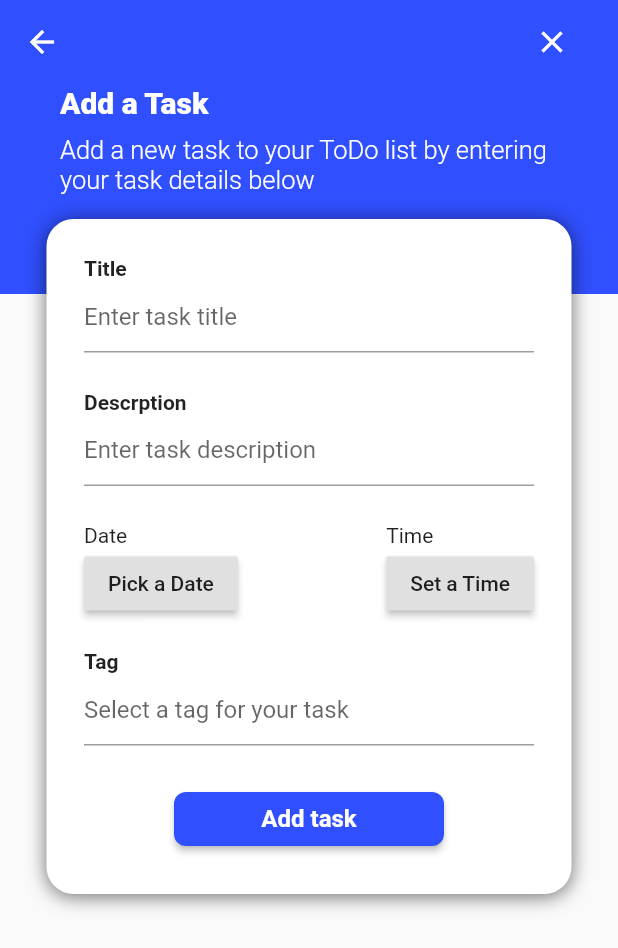
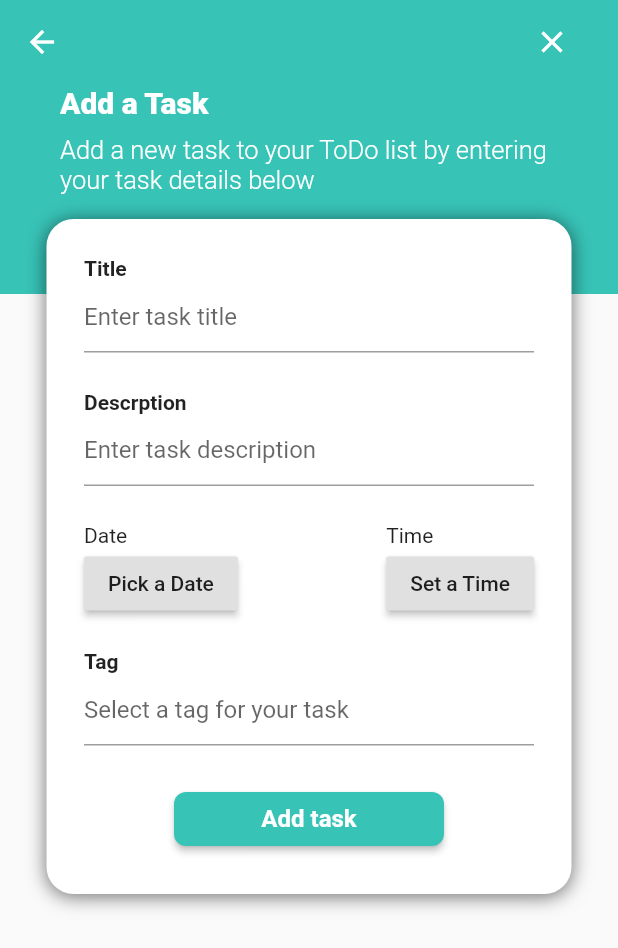
Before and after one commit to 4syncTeam/todo-app, a Flutter app: the AddTask screen opened by its route, on a phone screen of 412 x 824 dp. Shown: the top 948 px of the screen. Run offline on Flutter 3.47's test engine with Material 2 defaults, Android fonts, the phone set to English and light mode, and no system bars; our stand-ins replace firebase_core; accounts and stored records are empty.

Commit message:
changed colors in add task

```diff
--- a/lib/screens/add_task_screen/add_task.dart
+++ b/lib/screens/add_task_screen/add_task.dart
@@ -1,5 +1,6 @@
 import 'package:flutter/material.dart';
 
+import '../../constant/colors.dart';
 import 'body.dart';
 
 class AddTask extends StatelessWidget {
@@ -7,7 +8,7 @@ class AddTask extends StatelessWidget {
   Widget build(BuildContext context) {
     return Scaffold(
       appBar: AppBar(
-        backgroundColor: Colors.indigoAccent[700],
+        backgroundColor: kPrimaryColor,
         elevation: 0.0,
         actions: <Widget>[
           FlatButton(
--- a/lib/screens/add_task_screen/body.dart
+++ b/lib/screens/add_task_screen/body.dart
@@ -1,4 +1,5 @@
 import 'package:flutter/material.dart';
+import '../../constant/colors.dart';
 import './widget/task_detail.dart';
 
 class AddTaskBody extends StatelessWidget {
@@ -14,7 +15,7 @@ class AddTaskBody extends StatelessWidget {
               width: double.infinity,
               height: 140,
               decoration: BoxDecoration(
-                color: Colors.indigoAccent[700],
+                color: kPrimaryColor,
               ),
               child: Padding(
                 padding: const EdgeInsets.only(left: 40, right: 40, bottom: 65),
--- a/lib/screens/add_task_screen/widget/task_detail.dart
+++ b/lib/screens/add_task_screen/widget/task_detail.dart
@@ -1,6 +1,8 @@
 import 'package:flutter/material.dart';
 
 import 'package:intl/intl.dart';
+
+import '../../../constant/colors.dart';
 
 class TaskDetail extends StatefulWidget {
   @override
@@ -97,7 +99,7 @@ class _TaskDetailState extends State<TaskDetail> {
             Container(
               width: 180,
               child: RaisedButton(
-                color: Colors.indigoAccent[700],
+                color: kPrimaryColor,
                 shape: RoundedRectangleBorder(
                     borderRadius: BorderRadius.circular(8.0)),
                 onPressed: () => {},
```
